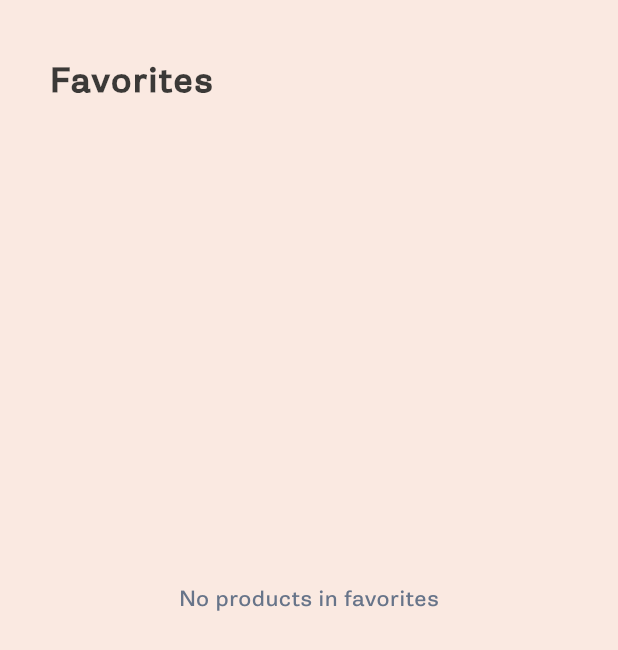
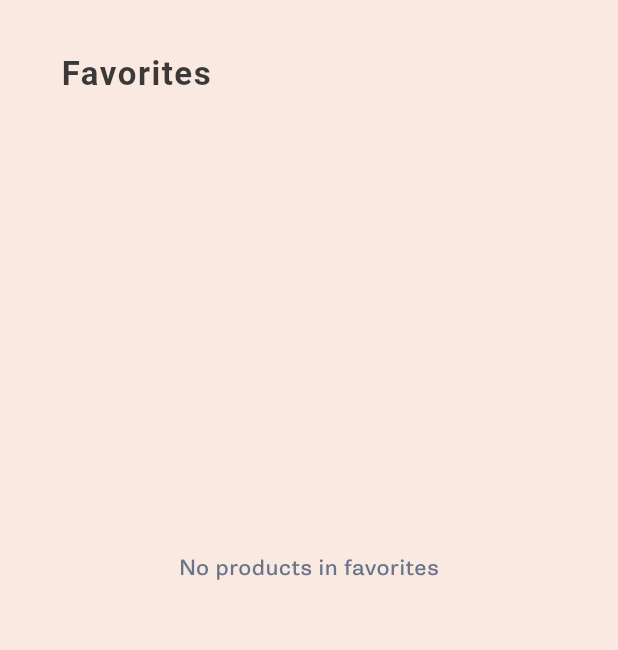
Before and after one commit to lintdeveloper/mobile_test, a Flutter app: the FavoritesScreen screen opened directly, on a phone screen of 412 x 824 dp. Shown: the top 650 px of the screen. Run offline on Flutter 3.47's test engine with Material 2 defaults, Android fonts, the phone set to English and light mode, and no system bars; our stand-ins replace another_flushbar, cached_network_image, equatable, flutter_screenutil, flutter_secure_storage, flutter_spinkit and 1 more; missing offline and left inert: ripple_animation; accounts and stored records are empty; project files that could hold a hidden picture were left out.

Commit message:
favorite appbar modified

```diff
--- a/lib/shared/widgets/widgets.dart
+++ b/lib/shared/widgets/widgets.dart
@@ -3,3 +3,4 @@ export 'responsive_safe_area.dart';
 export 'custom_indicator.dart';
 export 'custom_clip.dart';
 export 'favorite_product_tile.dart';
+export 'cart_product_tile.dart';
--- a/lib/src/views/dashboard/favorites/favorites_screen.dart
+++ b/lib/src/views/dashboard/favorites/favorites_screen.dart
@@ -16,19 +16,22 @@ class FavoritesScreen extends StatefulWidget {
 class _FavoritesScreenState extends State<FavoritesScreen> {
   @override
   Widget build(BuildContext context) {
+    Size _size1 =  MediaQuery.of(context).size;
     return Scaffold(
+      appBar: AppBar(
+        backgroundColor: AppColors.secondaryColor,
+        toolbarHeight: _size1.height * 0.1,
+        title: Container(
+          margin: EdgeInsets.only(left: _size1.width * 0.06, top: _size1.height * 0.02),
+          child: Text("Favorites", style: AppTextStyle.textSize22.copyWith(
+              color: AppColors.darkBlackColor.withOpacity(0.8), letterSpacing: 1
+          )),
+        ),
+        automaticallyImplyLeading: false,
+      ),
       body: ResponsiveSafeArea(builder: (context, _size){
         return CustomScrollView(
           slivers: [
-            SliverToBoxAdapter(
-              child: Container(
-                margin: EdgeInsets.only(left: _size.width * 0.08,
-                    right: _size.width * 0.08, top: _size.width * 0.1),
-                child: Text("Favorites", style: AppTextStyle.textSize22.copyWith(
-                    color: AppColors.darkBlackColor.withOpacity(0.8), letterSpacing: 1
-                )),
-              ),
-            ),
             SliverToBoxAdapter(
               child: Consumer<ShopBasketViewModel>(
                 builder: (BuildContext context, ShopBasketViewModel shopBasket, Widget? child)  {
```
Also changed, not shown: lib/shared/widgets/cart_product_tile.dart (added, +63 -0 lines), lib/src/views/dashboard/cart/cart_screen.dart (+6 -1 lines).
